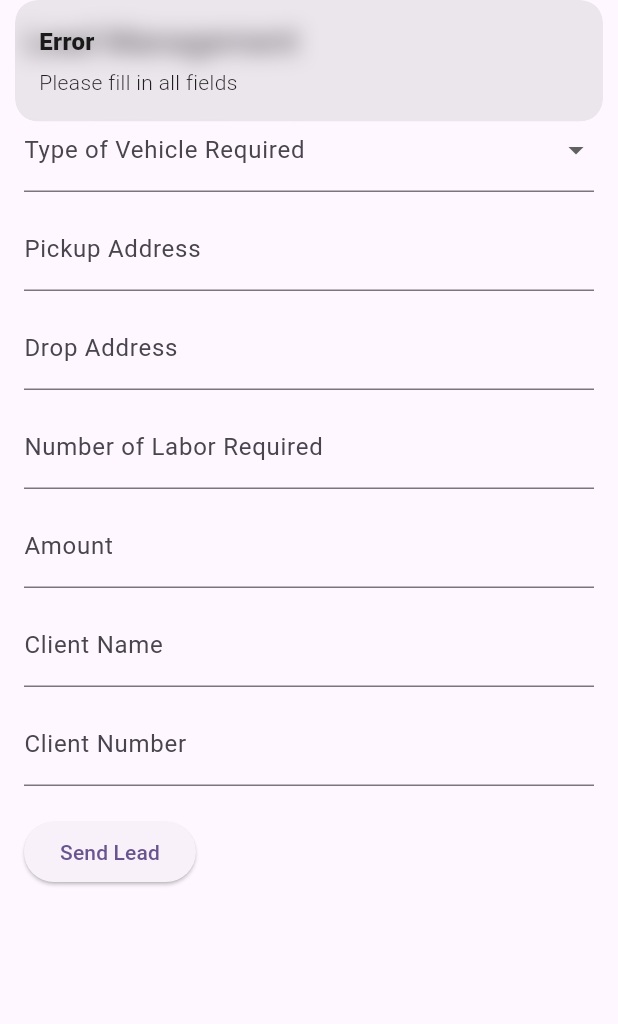
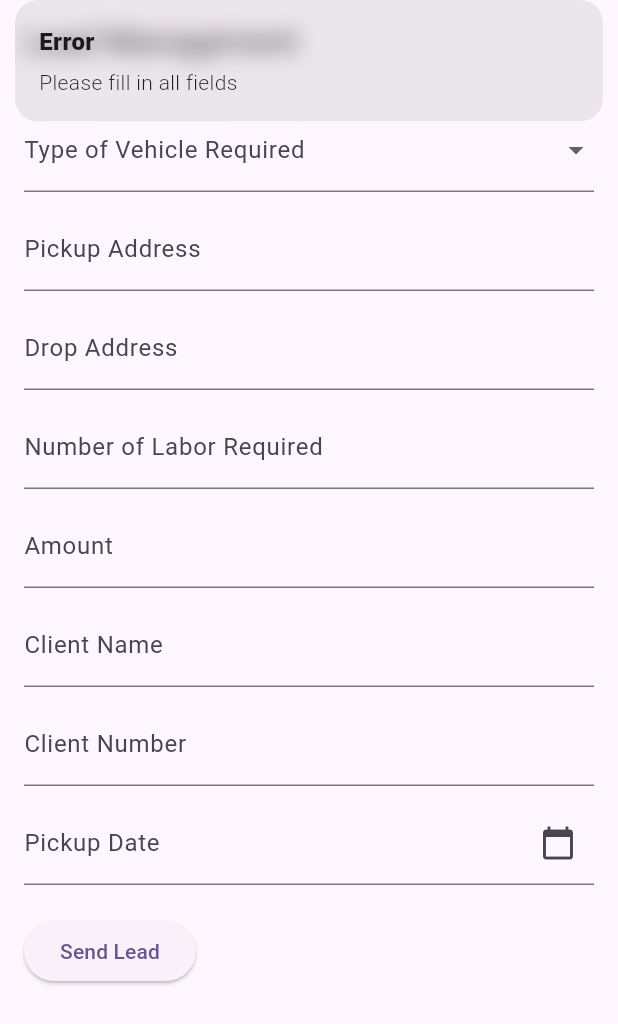
Before and after one commit to DevvUdit01/JunoFast, a Flutter app: the screen it shows after launch, after a tap on "Send Lead", on a phone screen of 412 x 824 dp. Shown: the top 1024 px of the screen. Run offline on Flutter 3.47's test engine with Material 3 defaults, Android fonts, the phone set to English and light mode, and no system bars; our stand-ins replace cloud_firestore, firebase_core, firebase_messaging, geocoding, geolocator, get and 2 more; accounts and stored records are empty; project files that could hold a hidden picture were left out.

```diff
--- a/lib/features/Lead/lead_view.dart
+++ b/lib/features/Lead/lead_view.dart
@@ -10,6 +10,7 @@ class LeadView extends StatelessWidget {
   final TextEditingController amountController = TextEditingController();
   final TextEditingController clientNameController = TextEditingController();
   final TextEditingController clientNumberController = TextEditingController();
+  final TextEditingController pickupDateController = TextEditingController();
 
   @override
   Widget build(BuildContext context) {
@@ -68,6 +69,26 @@ class LeadView extends StatelessWidget {
                 decoration: InputDecoration(labelText: "Client Number"),
                 keyboardType: TextInputType.phone,
               ),
+              SizedBox(height: 10),
+              TextField(
+                controller: pickupDateController,
+                readOnly: true,
+                decoration: InputDecoration(
+                  labelText: "Pickup Date",
+                  suffixIcon: Icon(Icons.calendar_today),
+                ),
+                onTap: () async {
+                  DateTime? pickedDate = await showDatePicker(
+                    context: context,
+                    initialDate: DateTime.now(),
+                    firstDate: DateTime.now(),
+                    lastDate: DateTime(2100),
+                  );
+                  if (pickedDate != null) {
+                    pickupDateController.text = pickedDate.toLocal().toString().split(' ')[0];
+                  }
+                },
+              ),
               SizedBox(height: 20),
               ElevatedButton(
                 onPressed: () async {
@@ -78,7 +99,8 @@ class LeadView extends StatelessWidget {
                       laborRequiredController.text.isNotEmpty &&
                       amountController.text.isNotEmpty &&
                       clientNameController.text.isNotEmpty &&
-                      clientNumberController.text.isNotEmpty) {
+                      clientNumberController.text.isNotEmpty &&
+                      pickupDateController.text.isNotEmpty) {
 
                     try {
                       // Convert addresses to coordinates
@@ -94,6 +116,7 @@ class LeadView extends StatelessWidget {
                         'amount': double.parse(amountController.text),
                         'clientName': clientNameController.text,
                         'clientNumber': clientNumberController.text,
+                        'pickupDate': pickupDateController.text, // Add pickup date to task details
                       };
 
                       // Create the lead
```
Also changed, not shown: lib/features/Lead/lead_controller.dart (+8 -0 lines), 1 other file.
